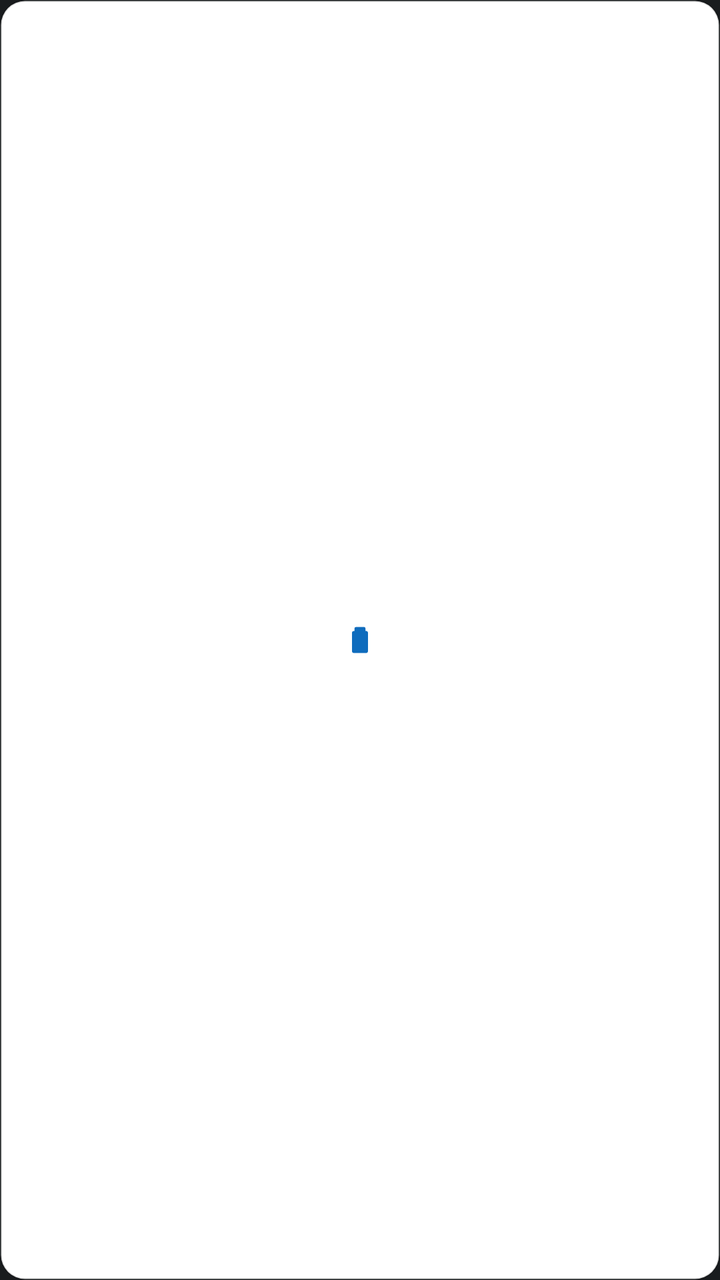
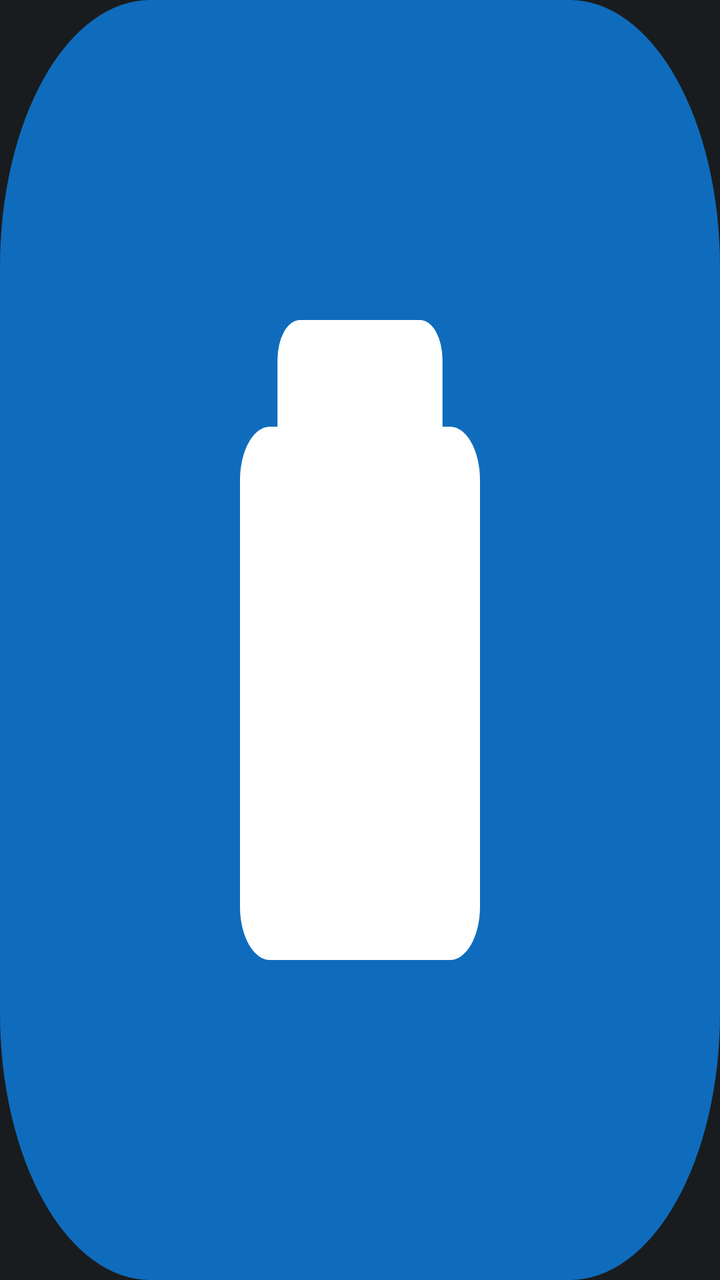

Two renders of the same Android screen: before a commit and after it. Below are the layout's source before the change and the commit's diff.
<!-- AndroidManifest.xml: application theme Theme.ClipboardFlusher -->
<!-- res/layout/widget_flush.xml -->
<?xml version="1.0" encoding="utf-8"?>
<FrameLayout xmlns:android="http://schemas.android.com/apk/res/android"
    android:id="@+id/widget_root"
    android:layout_width="match_parent"
    android:layout_height="match_parent"
    android:background="@drawable/widget_tile"
    android:clickable="true"
    android:focusable="true">

    <ImageView
        android:layout_width="24dp"
        android:layout_height="24dp"
        android:layout_gravity="center"
        android:contentDescription="@string/widget_description"
        android:src="@drawable/widget_flush_icon" />

</FrameLayout>
<!-- resources referenced by this layout -->
<resources>
  <!-- drawable widget_flush_icon (drawable) -->
  <?xml version="1.0" encoding="utf-8"?>
  <vector xmlns:android="http://schemas.android.com/apk/res/android"
      android:width="48dp"
      android:height="48dp"
      android:viewportWidth="48"
      android:viewportHeight="48">
  
      
      <path
          android:fillColor="#0F6CBD"
          android:pathData="M18,15 h12 a2,2 0 0 1 2,2 v18 a2,2 0 0 1 -2,2 h-12 a2,2 0 0 1 -2,-2 v-18 a2,2 0 0 1 2,-2 z" />
  
      
      <path
          android:fillColor="#0F6CBD"
          android:pathData="M20,11 h8 a1.5,1.5 0 0 1 1.5,1.5 v4 h-11 v-4 a1.5,1.5 0 0 1 1.5,-1.5 z" />
  
      
      <path
          android:fillColor="#0F6CBD"
          android:pathData="M20,22 h8 v2 h-8 z M20,27 h8 v2 h-8 z M20,32 h5 v2 h-5 z" />
  </vector>
  <!-- drawable widget_tile (drawable) -->
  <?xml version="1.0" encoding="utf-8"?>
  <shape xmlns:android="http://schemas.android.com/apk/res/android"
      android:shape="rectangle">
      <solid android:color="#FFFFFF" />
      <corners android:radius="12dp" />
      <stroke
          android:width="1dp"
          android:color="#22000000" />
  </shape>
  <string name="widget_description">Tap to overwrite clipboard history with whitespace entries.</string>
  <style name="Theme.ClipboardFlusher" parent="android:Theme.DeviceDefault.NoActionBar" />
</resources>

<!-- the commit's change to res/layout/widget_flush.xml (unified diff, before → after) -->
@@ -3,15 +3,7 @@
     android:id="@+id/widget_root"
     android:layout_width="match_parent"
     android:layout_height="match_parent"
-    android:background="@drawable/widget_tile"
+    android:background="@drawable/widget_icon"
     android:clickable="true"
-    android:focusable="true">
-
-    <ImageView
-        android:layout_width="24dp"
-        android:layout_height="24dp"
-        android:layout_gravity="center"
-        android:contentDescription="@string/widget_description"
-        android:src="@drawable/widget_flush_icon" />
-
-</FrameLayout>
+    android:contentDescription="@string/widget_description"
+    android:focusable="true" />
<!-- resource entries referenced after the edit -->
@@ -1,6 +1,6 @@
 <!-- resources referenced by this layout -->
 <resources>
-  <!-- drawable widget_flush_icon (drawable) -->
+  <!-- drawable widget_icon (drawable) -->
   <?xml version="1.0" encoding="utf-8"?>
   <vector xmlns:android="http://schemas.android.com/apk/res/android"
       android:width="48dp"
@@ -11,28 +11,23 @@
       
       <path
           android:fillColor="#0F6CBD"
-          android:pathData="M18,15 h12 a2,2 0 0 1 2,2 v18 a2,2 0 0 1 -2,2 h-12 a2,2 0 0 1 -2,-2 v-18 a2,2 0 0 1 2,-2 z" />
+          android:pathData="M10,0 h28 a10,10 0 0 1 10,10 v28 a10,10 0 0 1 -10,10 h-28 a10,10 0 0 1 -10,-10 v-28 a10,10 0 0 1 10,-10 z" />
   
       
       <path
-          android:fillColor="#0F6CBD"
-          android:pathData="M20,11 h8 a1.5,1.5 0 0 1 1.5,1.5 v4 h-11 v-4 a1.5,1.5 0 0 1 1.5,-1.5 z" />
+          android:fillColor="#FFFFFF"
+          android:pathData="M18,16 h12 a2,2 0 0 1 2,2 v16 a2,2 0 0 1 -2,2 h-12 a2,2 0 0 1 -2,-2 v-16 a2,2 0 0 1 2,-2 z" />
   
       
       <path
-          android:fillColor="#0F6CBD"
+          android:fillColor="#FFFFFF"
+          android:pathData="M20,12 h8 a1.5,1.5 0 0 1 1.5,1.5 v4 h-11 v-4 a1.5,1.5 0 0 1 1.5,-1.5 z" />
+  
+      
+      <path
+          android:fillColor="#FFFFFF"
           android:pathData="M20,22 h8 v2 h-8 z M20,27 h8 v2 h-8 z M20,32 h5 v2 h-5 z" />
   </vector>
-  <!-- drawable widget_tile (drawable) -->
-  <?xml version="1.0" encoding="utf-8"?>
-  <shape xmlns:android="http://schemas.android.com/apk/res/android"
-      android:shape="rectangle">
-      <solid android:color="#FFFFFF" />
-      <corners android:radius="12dp" />
-      <stroke
-          android:width="1dp"
-          android:color="#22000000" />
-  </shape>
   <string name="widget_description">Tap to overwrite clipboard history with whitespace entries.</string>
   <style name="Theme.ClipboardFlusher" parent="android:Theme.DeviceDefault.NoActionBar" />
 </resources>
